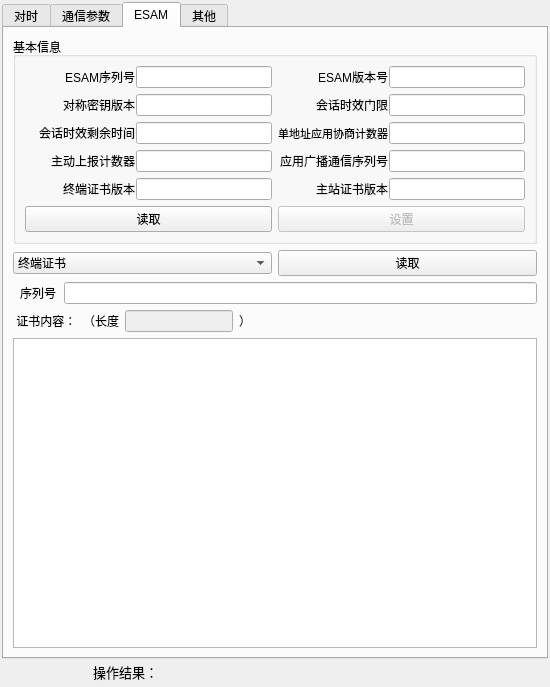
Above: UI/param_window.ui from KayFelicities/698trans before the change. Below: the same form after it.
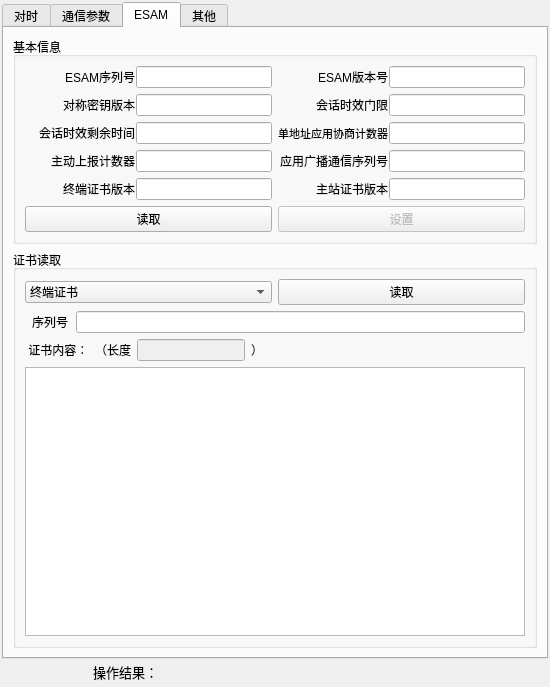
That is the form after the change. The open tabs and pages were chosen to show the change. Icons and pictures are not drawn.

Diff of the .ui file:
```diff
--- a/UI/param_window.ui
+++ b/UI/param_window.ui
@@ -2631,6 +2631,12 @@
          </widget>
         </item>
         <item row="1" column="0">
+         <widget class="QGroupBox" name="groupBox_5">
+          <property name="title">
+           <string>证书读取</string>
+          </property>
+          <layout class="QVBoxLayout" name="verticalLayout_9">
+           <item>
          <layout class="QVBoxLayout" name="verticalLayout_8">
           <item>
            <layout class="QHBoxLayout" name="horizontalLayout_48">
@@ -2784,6 +2790,9 @@
            <widget class="QTextEdit" name="esam_certi_box"/>
           </item>
          </layout>
+           </item>
+          </layout>
+         </widget>
         </item>
        </layout>
       </widget>
```
Lines whose indentation alone changed are shown as unchanged.
